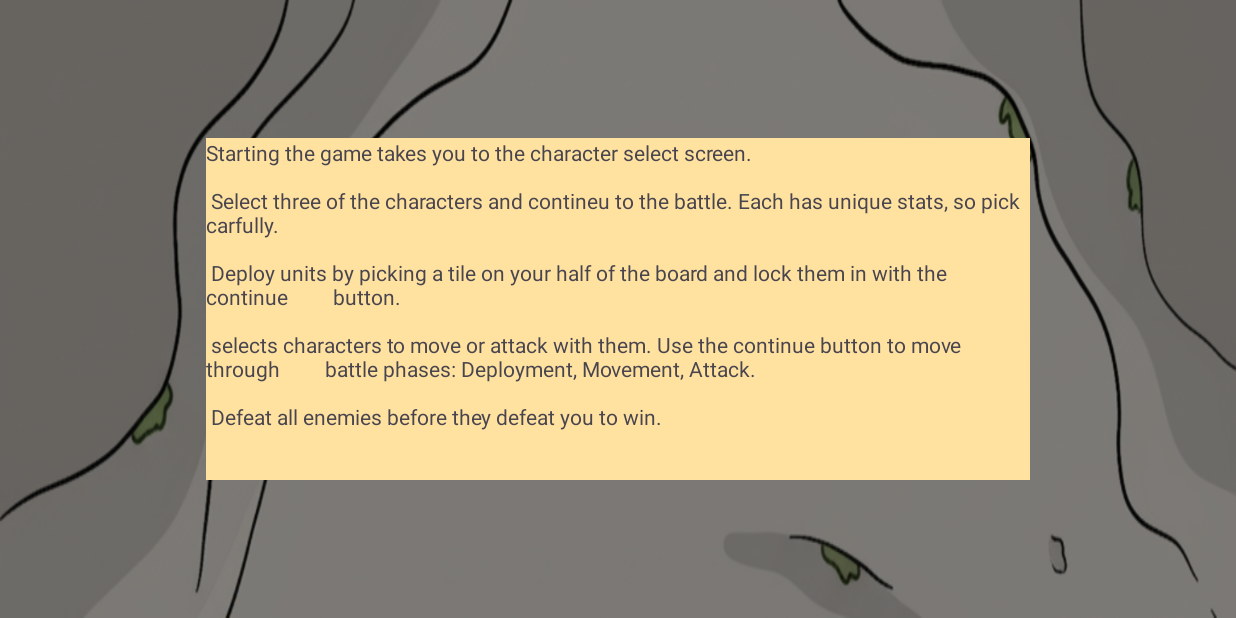
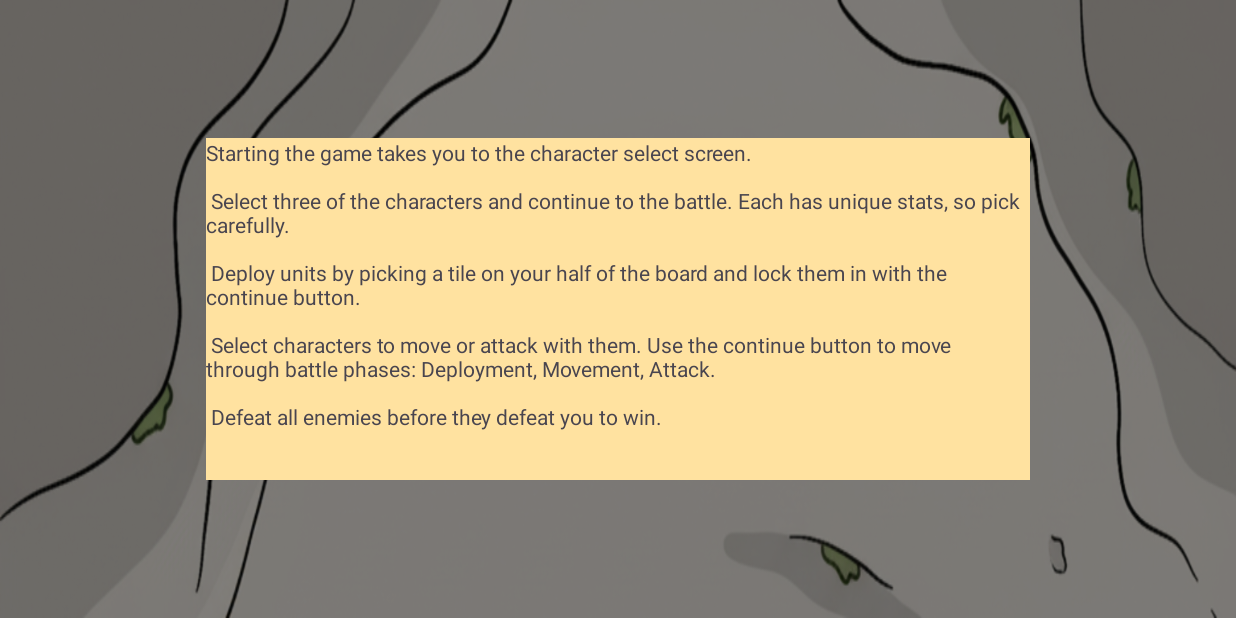
Before and after one commit to Grid-Battler-Struggle-Bus/AdventureGridBattler, an Android app: the Tutorial screen opened directly, with no data from a screen before it, on a phone screen of 824 x 412 dp (held sideways). Run offline under Robolectric (Android 15) with nearby library versions, the light colour scheme and no system bars.

Commit message:
Fixed tutorial

```diff
--- a/app/src/main/res/layout/tutorial.xml
+++ b/app/src/main/res/layout/tutorial.xml
@@ -14,14 +14,11 @@
         android:layout_height="228dp"
         android:text="Starting the game takes you to the character select screen.
         \n
-        \n Select three of the characters and contineu to the battle. Each has unique stats, so pick
-        carfully.
+        \n Select three of the characters and continue to the battle. Each has unique stats, so pick carefully.
         \n
-        \n Deploy units by picking a tile on your half of the board and lock them in with the continue
-        button.
+        \n Deploy units by picking a tile on your half of the board and lock them in with the continue button.
         \n
-        \n selects characters to move or attack with them. Use the continue button to move through
-        battle phases: Deployment, Movement, Attack.
+        \n Select characters to move or attack with them. Use the continue button to move through battle phases: Deployment, Movement, Attack.
         \n
         \n Defeat all enemies before they defeat you to win."
         app:layout_constraintBottom_toBottomOf="parent"
```
